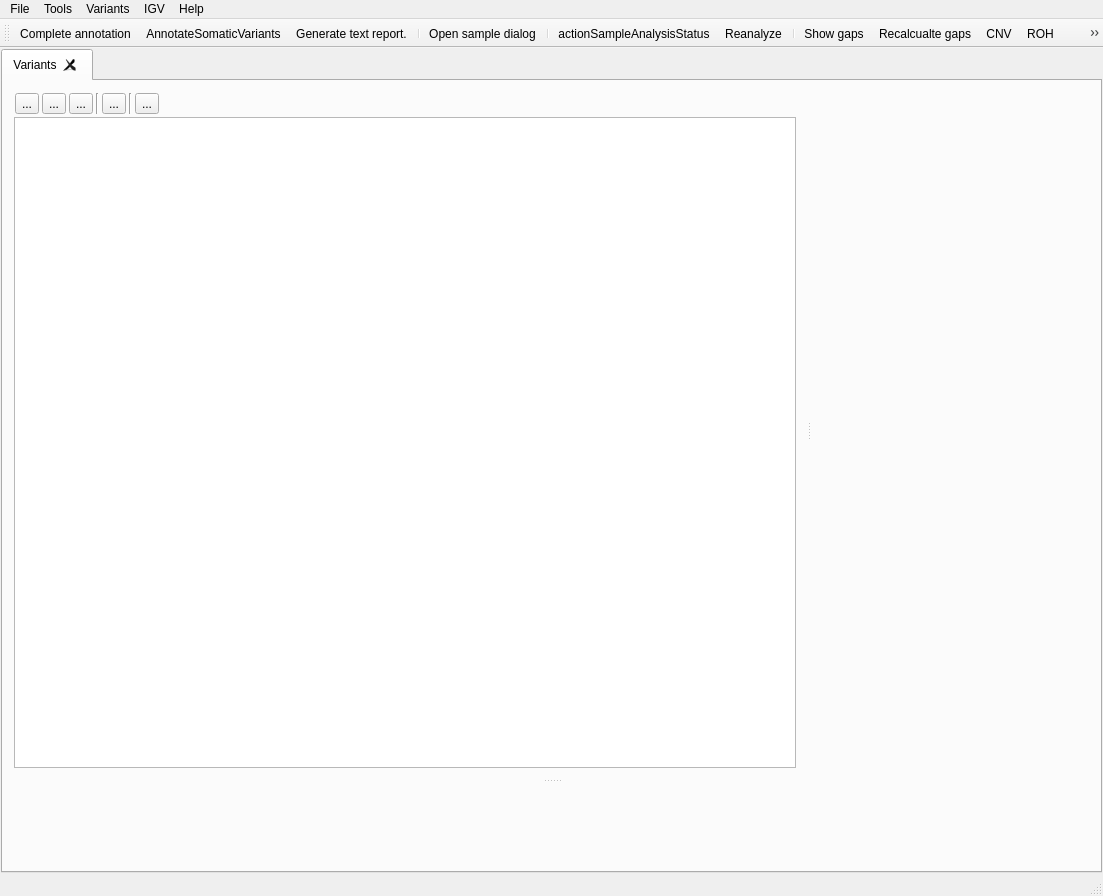
Old version of the form src/GSvar/MainWindow.ui in the repository imgag/ngs-bits.
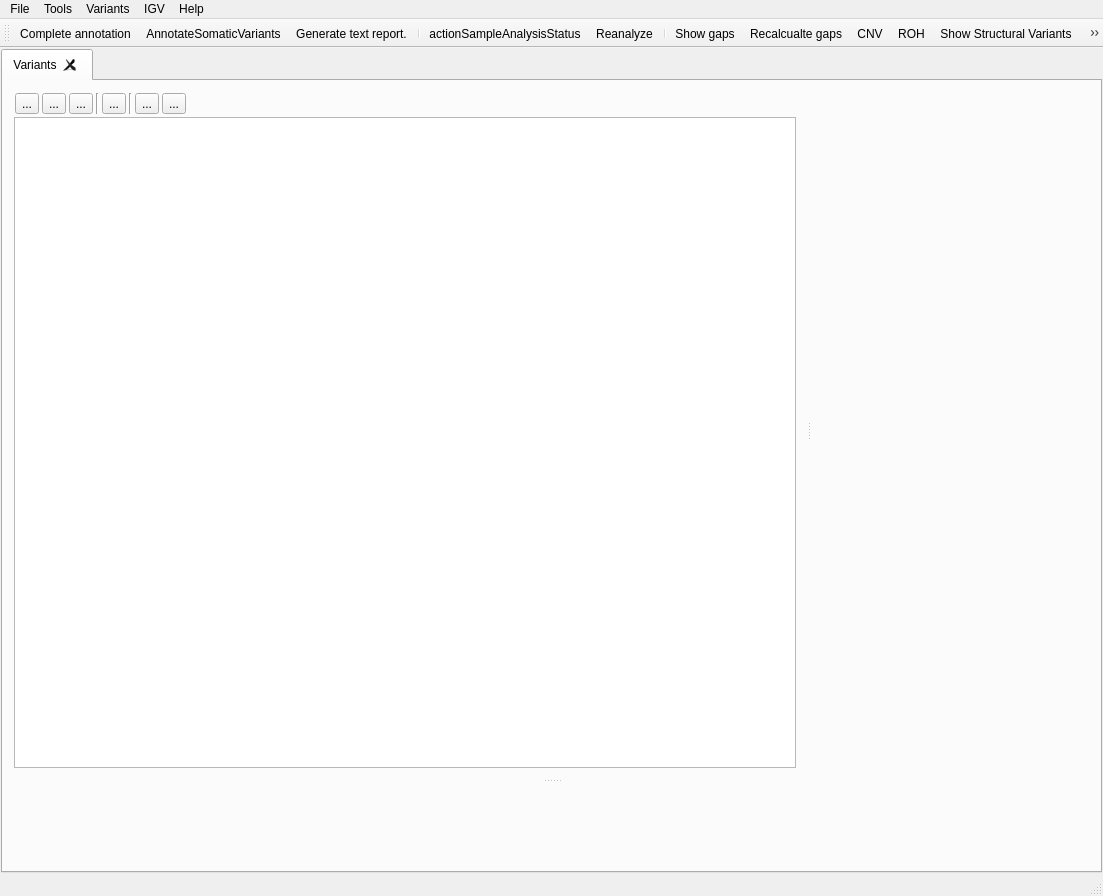
New version of the form. Icons and pictures are not drawn. Custom widgets are drawn as their Qt base class.

Commit message: GSvar: preferred transcripts are shown first in variant details.

What changed in the file:
```diff
--- a/src/GSvar/MainWindow.ui
+++ b/src/GSvar/MainWindow.ui
@@ -199,6 +199,20 @@
                   </property>
                  </widget>
                 </item>
+                <item>
+                 <widget class="QToolButton" name="ps_details">
+                  <property name="toolTip">
+                   <string>&lt;html&gt;&lt;head/&gt;&lt;body&gt;&lt;p&gt;Open sample details tab(s) for sample(s) contained in variant list.&lt;/p&gt;&lt;/body&gt;&lt;/html&gt;</string>
+                  </property>
+                  <property name="text">
+                   <string>...</string>
+                  </property>
+                  <property name="icon">
+                   <iconset resource="GSvar.qrc">
+                    <normaloff>:/Icons/NGSD_sample.png</normaloff>:/Icons/NGSD_sample.png</iconset>
+                  </property>
+                 </widget>
+                </item>
                 <item>
                  <spacer name="horizontalSpacer">
                   <property name="orientation">
@@ -421,8 +435,6 @@
    <addaction name="actionAnnotateSomaticVariants"/>
    <addaction name="actionReport"/>
    <addaction name="separator"/>
-   <addaction name="actionOpenProcessedSampleTabs"/>
-   <addaction name="separator"/>
    <addaction name="actionAnalysisStatus"/>
    <addaction name="actionReanalyze"/>
    <addaction name="separator"/>
@@ -527,18 +539,6 @@
     <string>based on BAM files</string>
    </property>
   </action>
-  <action name="actionOpenProcessedSampleTabs">
-   <property name="icon">
-    <iconset resource="GSvar.qrc">
-     <normaloff>:/Icons/NGSD_sample.png</normaloff>:/Icons/NGSD_sample.png</iconset>
-   </property>
-   <property name="text">
-    <string>Open sample dialog</string>
-   </property>
-   <property name="toolTip">
-    <string>Open sample details tab(s) for samples contained in variant list.</string>
-   </property>
-  </action>
   <action name="actionSampleInformation">
    <property name="icon">
     <iconset resource="GSvar.qrc">
```
The commit also changes 4 other files.
